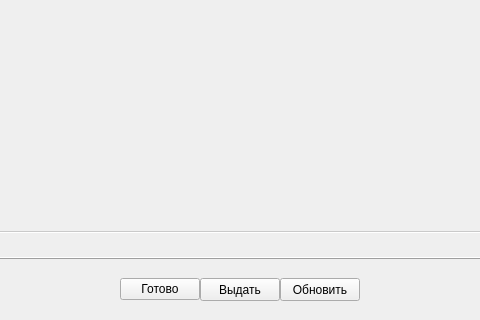
This is tabrepaircartridges.ui in solderercb/snap_crm as Qt 5 draws it before an edit; both pictures show x 333 to 813 and y 207 to 527 of the 1147 by 527 pixel window. The edited form follows.
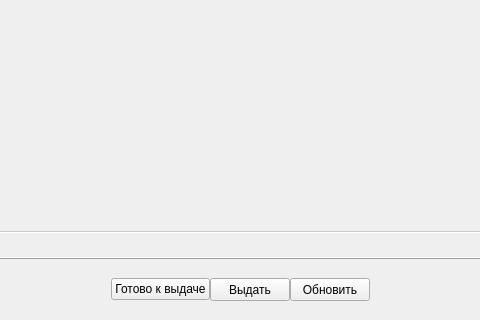
This is the edited form.

```diff
--- a/tabrepaircartridges.ui
+++ b/tabrepaircartridges.ui
@@ -203,7 +203,7 @@
              <string>Установить всем картритджам в скиске статус &quot;Готово к выдаче&quot;</string>
             </property>
             <property name="text">
-             <string>Готово</string>
+             <string>Готово к выдаче</string>
             </property>
            </widget>
           </item>
```
